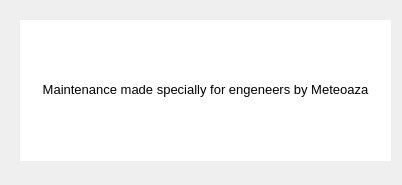
Old version of the form About.ui in the repository meteoaza/maint.
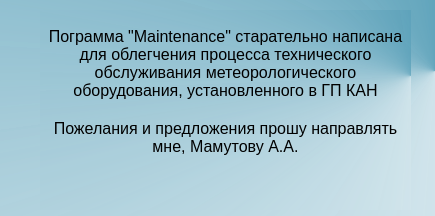
New version of the form. Icons and pictures are not drawn.

```diff
--- a/About.ui
+++ b/About.ui
@@ -6,26 +6,39 @@
    <rect>
     <x>0</x>
     <y>0</y>
-    <width>402</width>
-    <height>185</height>
+    <width>435</width>
+    <height>216</height>
    </rect>
   </property>
+  <property name="maximumSize">
+   <size>
+    <width>435</width>
+    <height>216</height>
+   </size>
+  </property>
   <property name="windowTitle">
    <string>About</string>
   </property>
+  <property name="windowIcon">
+   <iconset>
+    <normaloff>icons/icons8-settings-25.png</normaloff>icons/icons8-settings-25.png</iconset>
+  </property>
+  <property name="styleSheet">
+   <string notr="true">background-color: qconicalgradient(cx:1, cy:0.329773, angle:0, stop:0.0227273 rgba(27, 124, 158, 192), stop:1 rgba(255, 255, 255, 255));</string>
+  </property>
   <widget class="QTextBrowser" name="about">
    <property name="geometry">
     <rect>
-     <x>20</x>
-     <y>20</y>
+     <x>40</x>
+     <y>10</y>
      <width>371</width>
-     <height>141</height>
+     <height>200</height>
     </rect>
    </property>
    <property name="maximumSize">
     <size>
      <width>371</width>
-     <height>141</height>
+     <height>200</height>
     </size>
    </property>
    <property name="frameShape">
@@ -36,11 +49,10 @@
 &lt;html&gt;&lt;head&gt;&lt;meta name=&quot;qrichtext&quot; content=&quot;1&quot; /&gt;&lt;style type=&quot;text/css&quot;&gt;
 p, li { white-space: pre-wrap; }
 &lt;/style&gt;&lt;/head&gt;&lt;body style=&quot; font-family:'MS Shell Dlg 2'; font-size:8.25pt; font-weight:400; font-style:normal;&quot;&gt;
-&lt;p style=&quot;-qt-paragraph-type:empty; margin-top:0px; margin-bottom:0px; margin-left:0px; margin-right:0px; -qt-block-indent:0; text-indent:0px;&quot;&gt;&lt;br /&gt;&lt;/p&gt;
-&lt;p style=&quot;-qt-paragraph-type:empty; margin-top:0px; margin-bottom:0px; margin-left:0px; margin-right:0px; -qt-block-indent:0; text-indent:0px; font-size:10pt;&quot;&gt;&lt;br /&gt;&lt;/p&gt;
-&lt;p style=&quot;-qt-paragraph-type:empty; margin-top:0px; margin-bottom:0px; margin-left:0px; margin-right:0px; -qt-block-indent:0; text-indent:0px; font-size:10pt;&quot;&gt;&lt;br /&gt;&lt;/p&gt;
-&lt;p style=&quot;-qt-paragraph-type:empty; margin-top:0px; margin-bottom:0px; margin-left:0px; margin-right:0px; -qt-block-indent:0; text-indent:0px; font-size:10pt;&quot;&gt;&lt;br /&gt;&lt;/p&gt;
-&lt;p align=&quot;center&quot; style=&quot; margin-top:0px; margin-bottom:0px; margin-left:0px; margin-right:0px; -qt-block-indent:0; text-indent:0px;&quot;&gt;&lt;span style=&quot; font-size:10pt;&quot;&gt;Maintenance made specially for engeneers by Meteoaza&lt;/span&gt;&lt;/p&gt;&lt;/body&gt;&lt;/html&gt;</string>
+&lt;p align=&quot;center&quot; style=&quot;-qt-paragraph-type:empty; margin-top:0px; margin-bottom:0px; margin-left:0px; margin-right:0px; -qt-block-indent:0; text-indent:0px;&quot;&gt;&lt;br /&gt;&lt;/p&gt;
+&lt;p align=&quot;center&quot; style=&quot; margin-top:0px; margin-bottom:0px; margin-left:0px; margin-right:0px; -qt-block-indent:0; text-indent:0px;&quot;&gt;&lt;span style=&quot; font-size:12pt;&quot;&gt;Пограмма &amp;quot;Maintenance&amp;quot; старательно написана для облегчения процесса технического обслуживания метеорологического оборудования, установленного в ГП КАН&lt;/span&gt;&lt;/p&gt;
+&lt;p align=&quot;center&quot; style=&quot;-qt-paragraph-type:empty; margin-top:0px; margin-bottom:0px; margin-left:0px; margin-right:0px; -qt-block-indent:0; text-indent:0px; font-size:12pt;&quot;&gt;&lt;br /&gt;&lt;/p&gt;
+&lt;p align=&quot;center&quot; style=&quot; margin-top:0px; margin-bottom:0px; margin-left:0px; margin-right:0px; -qt-block-indent:0; text-indent:0px;&quot;&gt;&lt;span style=&quot; font-size:12pt;&quot;&gt;Пожелания и предложения прошу направлять мне, Мамутову А.А.&lt;/span&gt;&lt;/p&gt;&lt;/body&gt;&lt;/html&gt;</string>
    </property>
   </widget>
  </widget>
```
